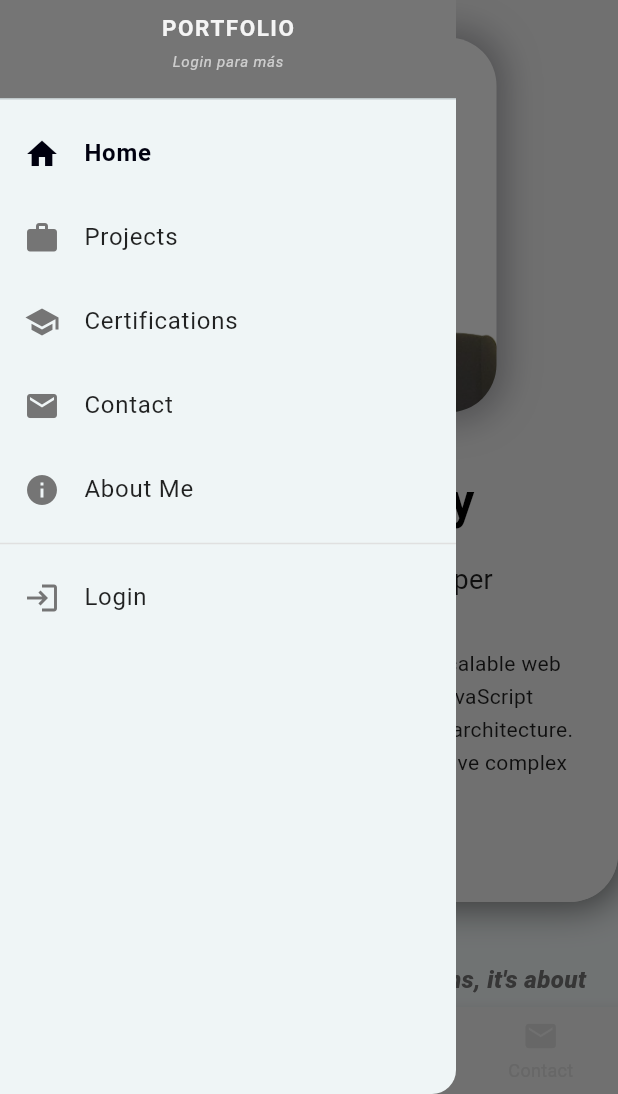
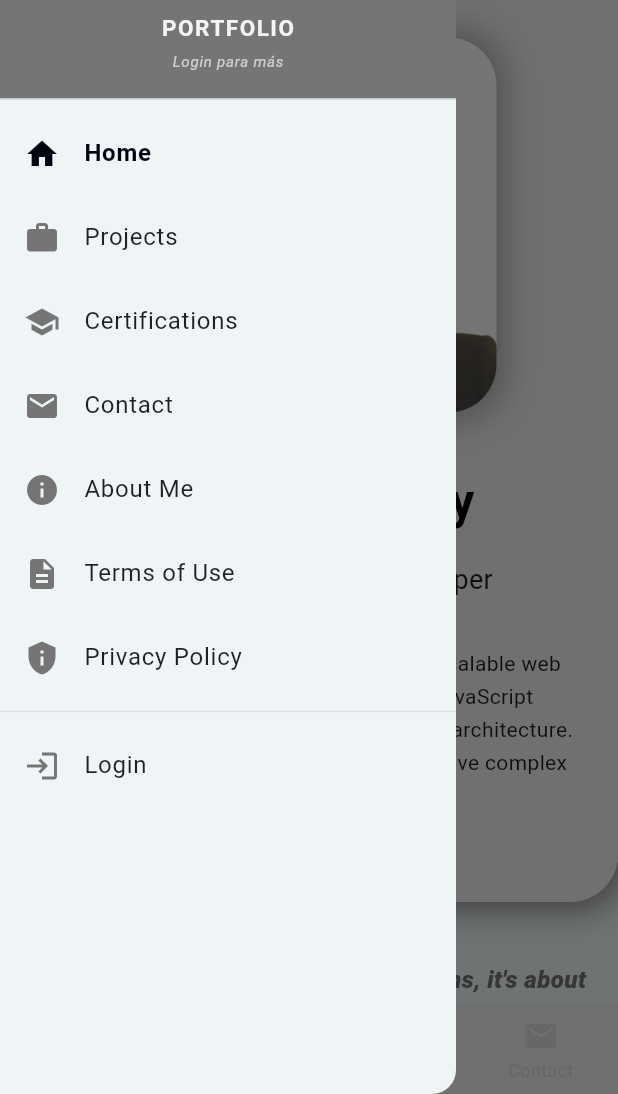
Before and after one commit to 18-anth/CV_Anth, a Flutter app: the screen it shows after launch, with the side drawer open, on a phone screen of 412 x 824 dp, the part 142-1236 px from its top. Run offline on Flutter 3.47's test engine with Material 3 defaults, Android fonts, the light colour scheme and no system bars; our stand-ins replace animate_do, firebase_core, firebase_database, firebase_storage, go_router, share_plus and 1 more; missing offline and left inert: model_viewer_plus; accounts and stored records are empty; network calls fail.

Commit message:
config terms and privacy

```diff
--- a/lib/layouts/main_layout.dart
+++ b/lib/layouts/main_layout.dart
@@ -87,6 +87,10 @@ class _MainLayoutState extends State<MainLayout> {
         return 'About Me ';
       case '/contact':
         return 'Contact ';
+      case '/terms':
+        return 'Terms of Use';
+      case '/privacy':
+        return 'Privacy Policy';
       default:
         return 'CV { Anth }';
     }
@@ -161,11 +165,7 @@ class _MainLayoutState extends State<MainLayout> {
                   CircleAvatar(
                     radius: 35,
                     backgroundColor: AppColors.light,
-                    child: Icon(
-                      Icons.person,
-                      size: 36,
-                      color: AppColors.light,
-                    ),
+                    child: Icon(Icons.person, size: 36, color: AppColors.light),
                   ),
                   SizedBox(height: 8),
                   Text(
@@ -253,6 +253,22 @@ class _MainLayoutState extends State<MainLayout> {
               onTap: () {
                 Navigator.pop(context);
                 context.go('/aboutme');
+              },
+            ),
+            _DrawerItem(
+              icon: Icons.description,
+              title: 'Terms of Use',
+              onTap: () {
+                Navigator.pop(context);
+                context.go('/terms');
+              },
+            ),
+            _DrawerItem(
+              icon: Icons.privacy_tip,
+              title: 'Privacy Policy',
+              onTap: () {
+                Navigator.pop(context);
+                context.go('/privacy');
               },
             ),
             // Solo mostrar opciones de upload si está autenticado
--- a/lib/routes/app_routes.dart
+++ b/lib/routes/app_routes.dart
@@ -9,6 +9,8 @@ import 'package:cv_anth/view/Certifications/Certification.dart';
 import 'package:cv_anth/view/Certifications/CertificationDetail.dart';
 import 'package:cv_anth/view/About/AboutMe.dart';
 import 'package:cv_anth/view/Auth/LoginScreen.dart';
+import 'package:cv_anth/view/Legal/TermsScreen.dart';
+import 'package:cv_anth/view/Legal/PrivacyScreen.dart';
 import 'package:cv_anth/layouts/main_layout.dart';
 
 class RoutePaths {
@@ -22,6 +24,8 @@ class RoutePaths {
   static const String contact = '/contact';
   static const String uploadCertification = '/uploadcertification';
   static const String uploadProject = '/uploadproject';
+  static const String terms = '/terms';
+  static const String privacy = '/privacy';
 }
 
 // Navigation helper class
@@ -64,6 +68,14 @@ class AppNavigator {
 
   static void goToUploadProject(BuildContext context) {
     context.go(RoutePaths.uploadProject);
+  }
+
+  static void goToTerms(BuildContext context) {
+    context.go(RoutePaths.terms);
+  }
+
+  static void goToPrivacy(BuildContext context) {
+    context.go(RoutePaths.privacy);
   }
 }
 
@@ -197,5 +209,23 @@ final GoRouter appRouter = GoRouter(
         );
       },
     ),
+
+    // Terms of Use Route
+    GoRoute(
+      path: '/terms',
+      name: 'terms',
+      builder: (context, state) {
+        return const TermsScreen();
+      },
+    ),
+
+    // Privacy Policy Route
+    GoRoute(
+      path: '/privacy',
+      name: 'privacy',
+      builder: (context, state) {
+        return const PrivacyScreen();
+      },
+    ),
   ],
 );
--- a/lib/widgets/particle_background.dart
+++ b/lib/widgets/particle_background.dart
@@ -9,10 +9,7 @@ class Particle {
   final double radius;
   final double speed;
 
-  Particle({
-    required this.radius,
-    required this.speed,
-  }) {
+  Particle({required this.radius, required this.speed}) {
     vx = (math.Random().nextDouble() - 0.5) * speed;
     vy = (math.Random().nextDouble() - 0.5) * speed;
   }
@@ -51,11 +48,7 @@ class ParticleBackgroundPainter extends CustomPainter {
       ..style = PaintingStyle.fill;
 
     for (final particle in particles) {
-      canvas.drawCircle(
-        Offset(particle.x, particle.y),
-        particle.radius,
-        paint,
-      );
+      canvas.drawCircle(Offset(particle.x, particle.y), particle.radius, paint);
     }
   }
 
@@ -71,11 +64,11 @@ class ParticleBackground extends StatefulWidget {
   final double particleSpeed;
 
   const ParticleBackground({
-    Key? key,
+    super.key,
     this.particleCount = 50,
     this.particleColor = const Color(0xFFF4F4F4),
     this.particleSpeed = 1.5,
-  }) : super(key: key);
+  });
 
   @override
   State<ParticleBackground> createState() => _ParticleBackgroundState();
@@ -100,11 +93,13 @@ class _ParticleBackgroundState extends State<ParticleBackground>
     final random = math.Random();
     particles = List.generate(
       widget.particleCount,
-      (index) => Particle(
-        radius: random.nextDouble() * 2 + 1,
-        speed: widget.particleSpeed,
-      )..x = random.nextDouble() * 500
-      ..y = random.nextDouble() * 500,
+      (index) =>
+          Particle(
+              radius: random.nextDouble() * 2 + 1,
+              speed: widget.particleSpeed,
+            )
+            ..x = random.nextDouble() * 500
+            ..y = random.nextDouble() * 500,
     );
   }
 
```
Also changed, not shown: lib/view/Legal/PrivacyScreen.dart (added, +136 -0 lines), lib/view/Legal/TermsScreen.dart (added, +125 -0 lines).
